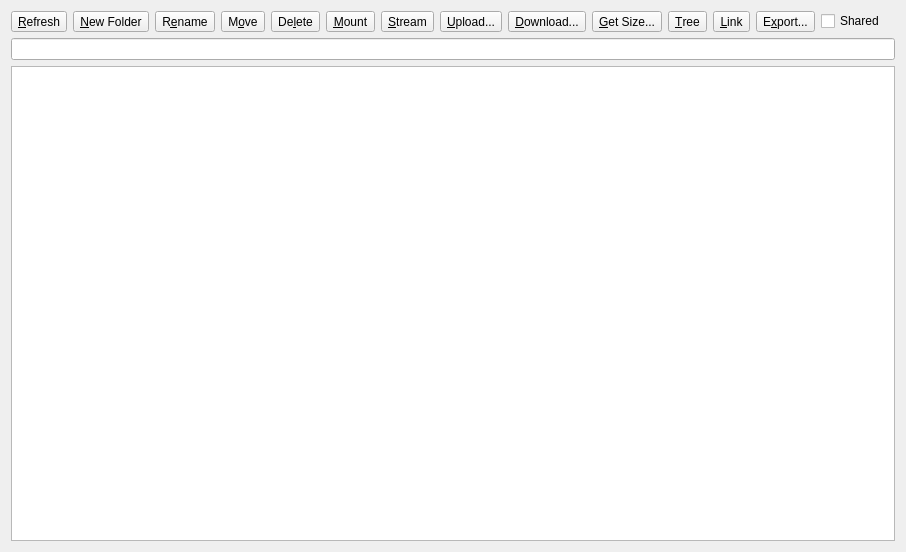
The window that src/remote_widget.ui (Tristar7/RcloneBrowser) describes before a commit, drawn with Qt 5.
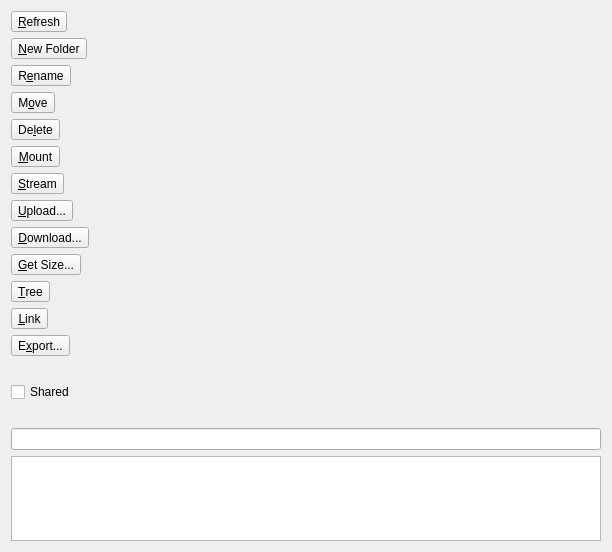
The same window after the commit.

```diff
--- a/src/remote_widget.ui
+++ b/src/remote_widget.ui
@@ -38,7 +38,7 @@
        </property>
        <item>
         <widget class="QWidget" name="buttons" native="true">
-         <layout class="QHBoxLayout" name="horizontalLayout_2">
+         <layout class="QGridLayout" name="horizontalLayout_2">
           <property name="leftMargin">
            <number>0</number>
           </property>
```
